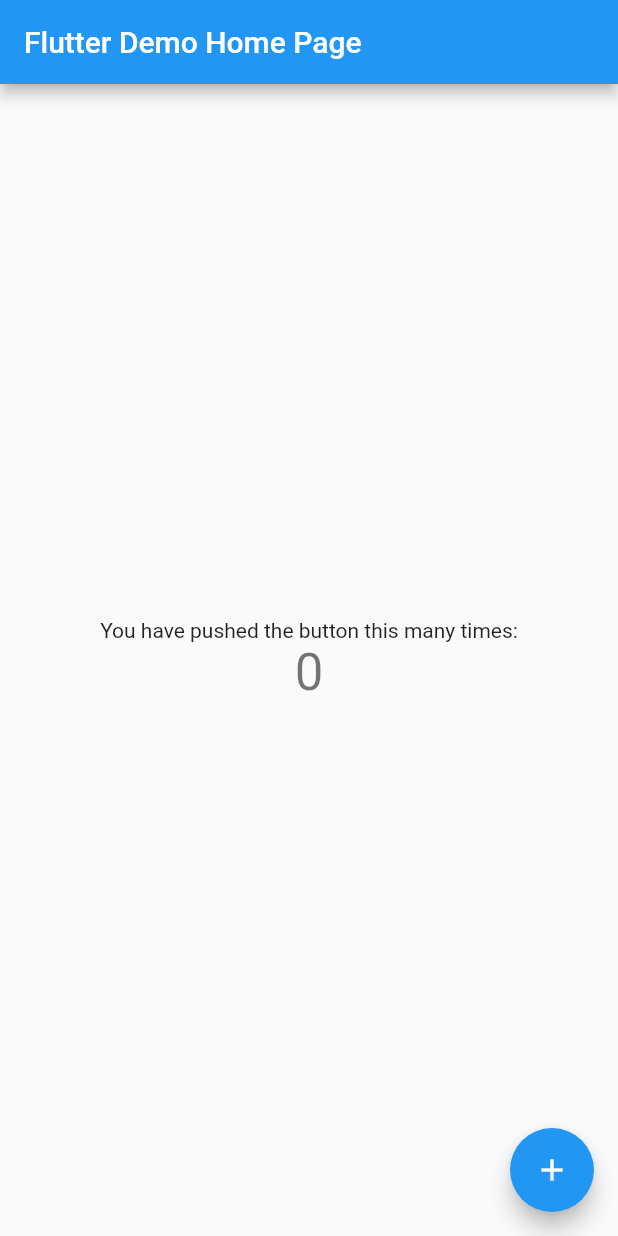
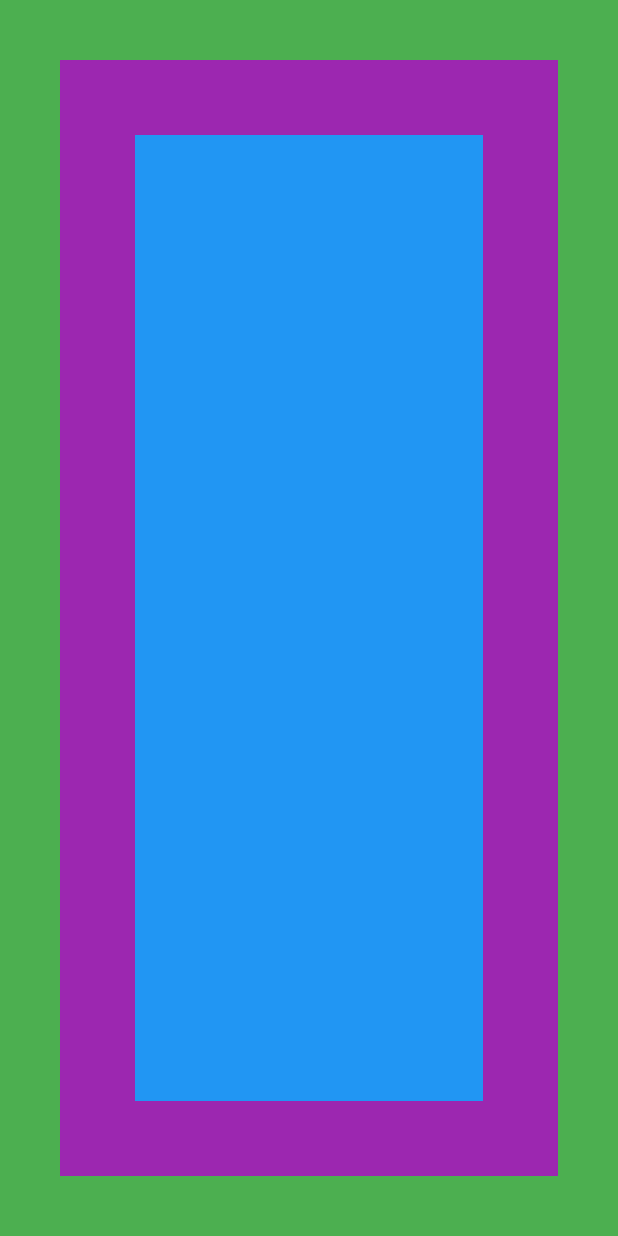
Before and after one commit to tvaidotas/hello_flutter, a Flutter app: the screen it shows after launch, on a phone screen of 412 x 824 dp. Run offline on Flutter 3.47's test engine with Material 2 defaults, Android fonts, the phone set to English and light mode, and no system bars.

Commit message:
small app showing the tree in which widgets are built

```diff
--- /dev/null
+++ b/lib/immutable_widget.dart
@@ -0,0 +1,21 @@
+import 'package:flutter/material.dart';
+
+class ImmutableWidget extends StatelessWidget {
+  @override
+  Widget build(BuildContext buildContext) {
+    return Container(
+        color: Colors.green,
+        child: Padding(
+          padding: EdgeInsets.all(40),
+          child: Container(
+            color: Colors.purple,
+            child: Padding(
+              padding: const EdgeInsets.all(50.0),
+              child: Container(
+                color: Colors.blue,
+              ),
+            ),
+          ),
+        ));
+  }
+}
--- a/lib/main.dart
+++ b/lib/main.dart
@@ -1,113 +1,13 @@
 import 'package:flutter/material.dart';
+import 'package:hello_flutter/immutable_widget.dart';
 
 void main() {
-  runApp(MyApp());
+  runApp(StaticApp());
 }
 
-class MyApp extends StatelessWidget {
-  // This widget is the root of your application.
+class StaticApp extends StatelessWidget {
   @override
   Widget build(BuildContext context) {
-    return MaterialApp(
-      title: 'Flutter Demo',
-      theme: ThemeData(
-        // This is the theme of your application.
-        //
-        // Try running your application with "flutter run". You'll see the
-        // application has a blue toolbar. Then, without quitting the app, try
-        // changing the primarySwatch below to Colors.green and then invoke
-        // "hot reload" (press "r" in the console where you ran "flutter run",
-        // or simply save your changes to "hot reload" in a Flutter IDE).
-        // Notice that the counter didn't reset back to zero; the application
-        // is not restarted.
-        primarySwatch: Colors.blue,
-      ),
-      home: MyHomePage(title: 'Flutter Demo Home Page'),
-    );
+    return MaterialApp(home: ImmutableWidget());
   }
 }
-
-class MyHomePage extends StatefulWidget {
-  MyHomePage({Key? key, required this.title}) : super(key: key);
-
-  // This widget is the home page of your application. It is stateful, meaning
-  // that it has a State object (defined below) that contains fields that affect
-  // how it looks.
-
-  // This class is the configuration for the state. It holds the values (in this
-  // case the title) provided by the parent (in this case the App widget) and
-  // used by the build method of the State. Fields in a Widget subclass are
-  // always marked "final".
-
-  final String title;
-
-  @override
-  _MyHomePageState createState() => _MyHomePageState();
-}
-
-class _MyHomePageState extends State<MyHomePage> {
-  int _counter = 0;
-
-  void _incrementCounter() {
-    setState(() {
-      // This call to setState tells the Flutter framework that something has
-      // changed in this State, which causes it to rerun the build method below
-      // so that the display can reflect the updated values. If we changed
-      // _counter without calling setState(), then the build method would not be
-      // called again, and so nothing would appear to happen.
-      _counter++;
-    });
-  }
-
-  @override
-  Widget build(BuildContext context) {
-    // This method is rerun every time setState is called, for instance as done
-    // by the _incrementCounter method above.
-    //
-    // The Flutter framework has been optimized to make rerunning build methods
-    // fast, so that you can just rebuild anything that needs updating rather
-    // than having to individually change instances of widgets.
-    return Scaffold(
-      appBar: AppBar(
-        // Here we take the value from the MyHomePage object that was created by
-        // the App.build method, and use it to set our appbar title.
-        title: Text(widget.title),
-      ),
-      body: Center(
-        // Center is a layout widget. It takes a single child and positions it
-        // in the middle of the parent.
-        child: Column(
-          // Column is also a layout widget. It takes a list of children and
-          // arranges them vertically. By default, it sizes itself to fit its
-          // children horizontally, and tries to be as tall as its parent.
-          //
-          // Invoke "debug painting" (press "p" in the console, choose the
-          // "Toggle Debug Paint" action from the Flutter Inspector in Android
-          // Studio, or the "Toggle Debug Paint" command in Visual Studio Code)
-          // to see the wireframe for each widget.
-          //
-          // Column has various properties to control how it sizes itself and
-          // how it positions its children. Here we use mainAxisAlignment to
-          // center the children vertically; the main axis here is the vertical
-          // axis because Columns are vertical (the cross axis would be
-          // horizontal).
-          mainAxisAlignment: MainAxisAlignment.center,
-          children: <Widget>[
-            Text(
-              'You have pushed the button this many times:',
-            ),
-            Text(
-              '$_counter',
-              style: Theme.of(context).textTheme.headline4,
-            ),
-          ],
-        ),
-      ),
-      floatingActionButton: FloatingActionButton(
-        onPressed: _incrementCounter,
-        tooltip: 'Increment',
-        child: Icon(Icons.add),
-      ), // This trailing comma makes auto-formatting nicer for build methods.
-    );
-  }
-}
```
